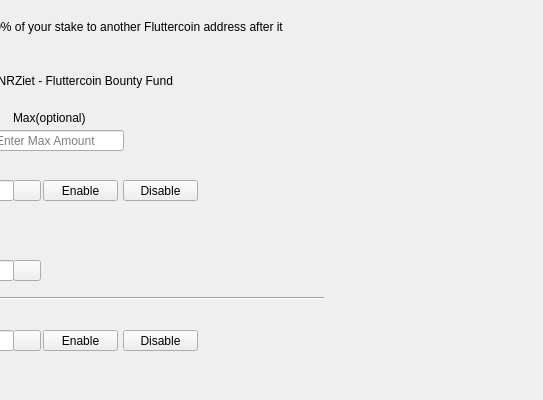
The window that src/qt/forms/savingsdialog.ui (ofeefee/fluttercoin) describes before a commit, drawn with Qt 5; both pictures show x 307 to 850 and y 0 to 400 of the 850 by 400 pixel window.
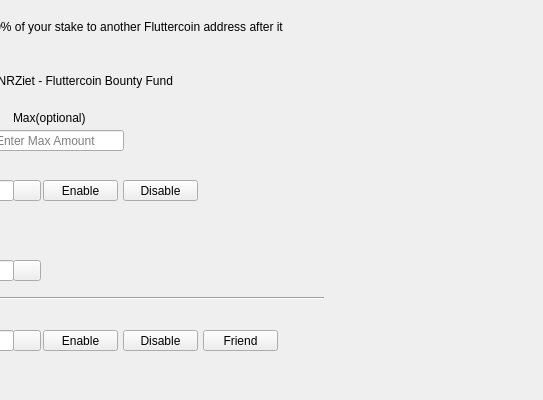
The same window after the commit. Icons and pictures are not drawn.

Commit message: referral mods

The edit to the form file:
```diff
--- a/src/qt/forms/savingsdialog.ui
+++ b/src/qt/forms/savingsdialog.ui
@@ -418,6 +418,23 @@
     <string>Disable</string>
    </property>
   </widget>
+  <widget class="QPushButton" name="freeReferButton">
+   <property name="geometry">
+    <rect>
+     <x>510</x>
+     <y>330</y>
+     <width>75</width>
+     <height>21</height>
+    </rect>
+   </property>
+   <property name="text">
+    <string>Friend</string>
+   </property>
+   <property name="icon">
+    <iconset resource="../bitcoin.qrc">
+     <normaloff>:/icons/add</normaloff>:/icons/add</iconset>
+   </property>
+  </widget>
  </widget>
  <resources>
   <include location="../bitcoin.qrc"/>
```
The commit also changes 2 other files.
